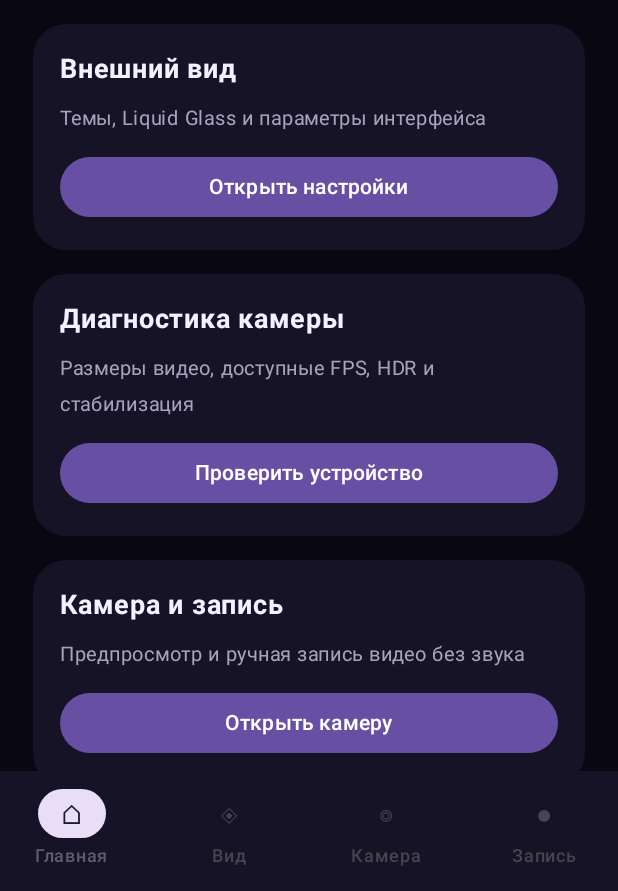
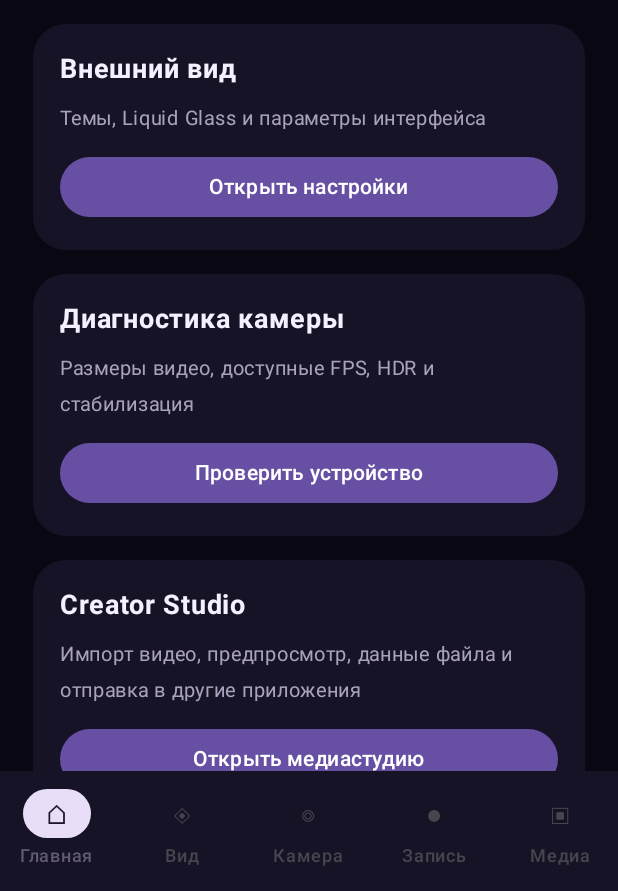
Before and after one commit to bs9973866-png/Zyro, an Android app built with Jetpack Compose: the screen it shows after launch (MainActivity), on a phone screen of 412 x 824 dp, the part 345-1236 px from its top. Run offline under Robolectric (Android 15) with nearby library versions, the phone set to English and light mode, and no system bars.

Commit message:
Add Creator Studio destination to demo navigation

```diff
--- a/zyro-demo/src/main/java/app/zyro/demo/MainActivity.kt
+++ b/zyro-demo/src/main/java/app/zyro/demo/MainActivity.kt
@@ -48,7 +48,8 @@ private enum class Destination(val title: String, val symbol: String) {
     HOME("Главная", "⌂"),
     SETTINGS("Вид", "◈"),
     DIAGNOSTICS("Камера", "◎"),
-    RECORDER("Запись", "●")
+    RECORDER("Запись", "●"),
+    MEDIA("Медиа", "▣")
 }
 
 class MainActivity : ComponentActivity() {
@@ -92,6 +93,7 @@ private fun ZyroHostApp() {
                         onClose = { destination = Destination.HOME.name }
                     )
                     Destination.RECORDER -> RecorderScreen()
+                    Destination.MEDIA -> CreatorStudioScreen()
                 }
             }
         }
@@ -126,6 +128,11 @@ private fun HomeScreen(onOpen: (Destination) -> Unit) {
             description = "Размеры видео, доступные FPS, HDR и стабилизация",
             action = "Проверить устройство"
         ) { onOpen(Destination.DIAGNOSTICS) }
+        HomeCard(
+            title = "Creator Studio",
+            description = "Импорт видео, предпросмотр, данные файла и отправка в другие приложения",
+            action = "Открыть медиастудию"
+        ) { onOpen(Destination.MEDIA) }
         HomeCard(
             title = "Камера и запись",
             description = "Предпросмотр и ручная запись видео без звука",
```
